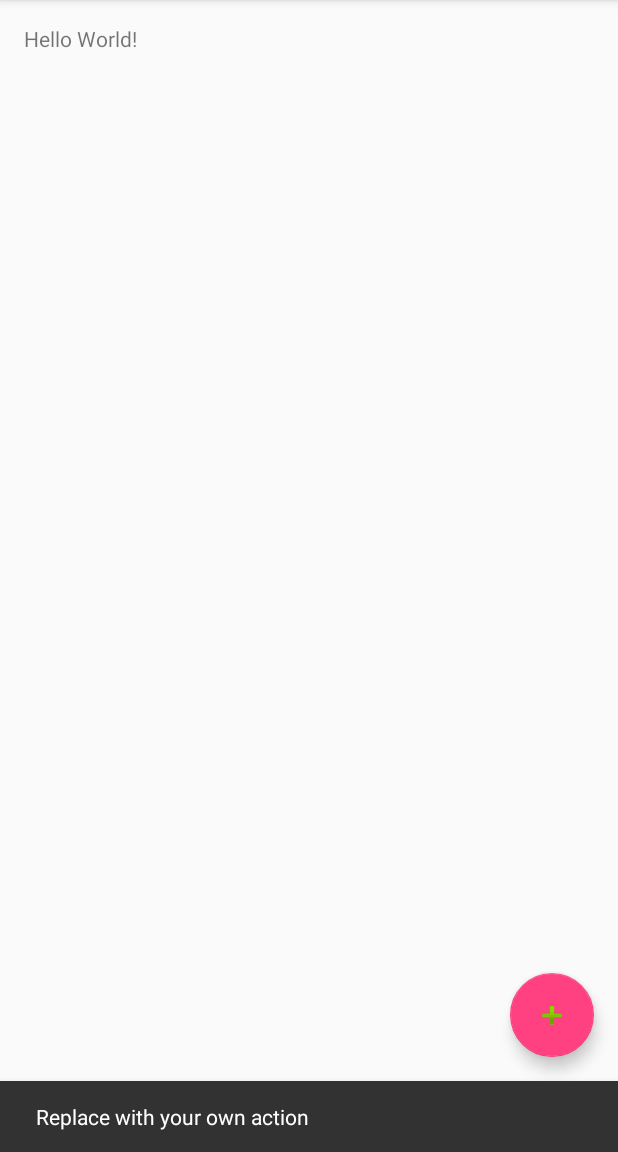
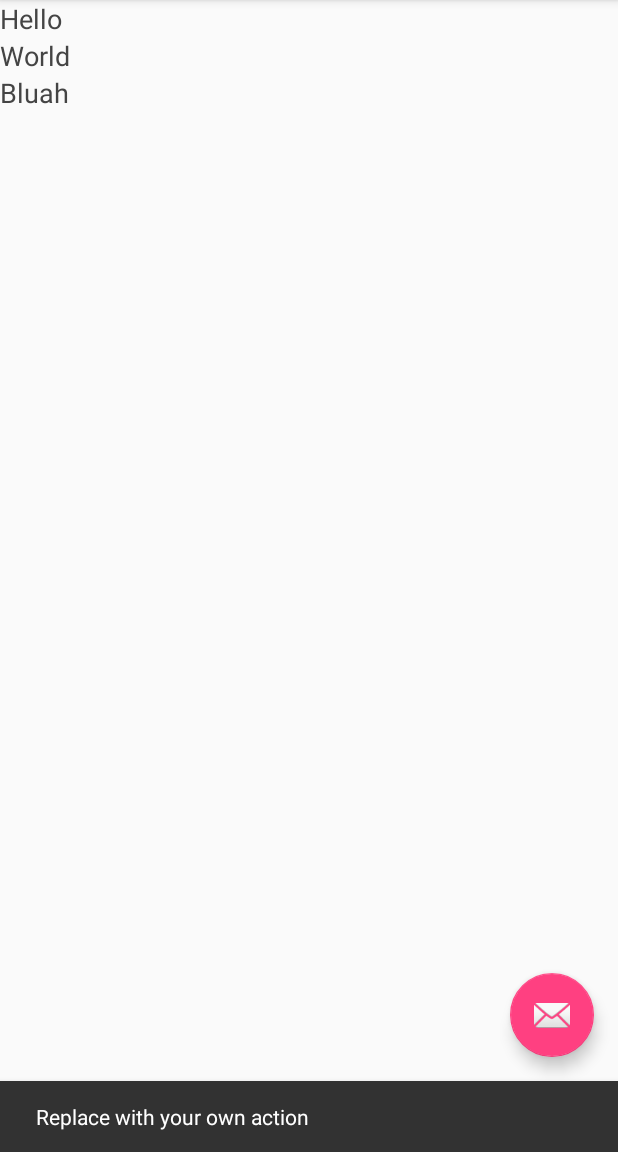
Before and after one commit to drew-smithies/BatTextR, an Android app: the screen it shows after launch (MainActivity), after a tap on an icon or button, on a phone screen of 412 x 824 dp, the part 84-1236 px from its top. Run offline under Robolectric (Android 15) with nearby library versions, the phone set to English and light mode, and no system bars.

Commit message:
Added recycler view with text views

```diff
--- a/app/build.gradle
+++ b/app/build.gradle
@@ -27,4 +27,6 @@ dependencies {
     compile 'com.android.support:appcompat-v7:25.1.1'
     compile 'com.android.support:design:25.1.1'
     testCompile 'junit:junit:4.12'
+    compile 'com.android.support:cardview-v7:25.1.1'
+    compile 'com.android.support:recyclerview-v7:25.1.1'
 }
--- /dev/null
+++ b/app/src/main/java/com/unlimited/penguins/battextr/AlertRecyclerAdapter.java
@@ -0,0 +1,58 @@
+package com.unlimited.penguins.battextr;
+
+import android.support.v7.widget.RecyclerView;
+import android.view.LayoutInflater;
+import android.view.ViewGroup;
+import android.widget.TextView;
+
+/**
+ * Created by Drew on 2/19/2017.
+ */
+
+public class AlertRecyclerAdapter extends RecyclerView.Adapter<AlertRecyclerAdapter.ViewHolder> {
+    private String[] mDataset;
+
+    // Provide a reference to the views for each data item
+    // Complex data items may need more than one view per item, and
+    // you provide access to all the views for a data item in a view holder
+    public static class ViewHolder extends RecyclerView.ViewHolder {
+        // each data item is just a string in this case
+        public TextView mTextView;
+        public ViewHolder(TextView v) {
+            super(v);
+            mTextView = v;
+        }
+    }
+
+    // Provide a suitable constructor (depends on the kind of dataset)
+    public AlertRecyclerAdapter(String[] myDataset) {
+        mDataset = myDataset;
+    }
+
+    // Create new views (invoked by the layout manager)
+    @Override
+    public AlertRecyclerAdapter.ViewHolder onCreateViewHolder(ViewGroup parent,
+                                                   int viewType) {
+        // create a new view
+        TextView v = (TextView) LayoutInflater.from(parent.getContext())
+                .inflate(R.layout.alert_card_text, parent, false);
+        // set the view's size, margins, paddings and layout parameters
+        ViewHolder vh = new ViewHolder(v);
+        return vh;
+    }
+
+    // Replace the contents of a view (invoked by the layout manager)
+    @Override
+    public void onBindViewHolder(ViewHolder holder, int position) {
+        // - get element from your dataset at this position
+        // - replace the contents of the view with that element
+        holder.mTextView.setText(mDataset[position]);
+
+    }
+
+    // Return the size of your dataset (invoked by the layout manager)
+    @Override
+    public int getItemCount() {
+        return mDataset.length;
+    }
+}
--- a/app/src/main/java/com/unlimited/penguins/battextr/MainActivity.java
+++ b/app/src/main/java/com/unlimited/penguins/battextr/MainActivity.java
@@ -1,23 +1,55 @@
 package com.unlimited.penguins.battextr;
 
+import android.app.FragmentManager;
+import android.app.FragmentTransaction;
 import android.os.Bundle;
 import android.support.design.widget.FloatingActionButton;
 import android.support.design.widget.Snackbar;
 import android.support.v7.app.AppCompatActivity;
+import android.support.v7.widget.LinearLayoutManager;
+import android.support.v7.widget.RecyclerView;
 import android.support.v7.widget.Toolbar;
 import android.view.View;
 import android.view.Menu;
 import android.view.MenuItem;
 
 public class MainActivity extends AppCompatActivity {
+    private RecyclerView mRecyclerView;
+    private RecyclerView.Adapter mAdapter;
+    private RecyclerView.LayoutManager mLayoutManager;
+    private static String[] myDataset = new String[3];
+
 
     @Override
     protected void onCreate(Bundle savedInstanceState) {
         super.onCreate(savedInstanceState);
         setContentView(R.layout.activity_main);
+
+        // Test data
+        myDataset[0] = "Hello";
+        myDataset[1] = "World";
+        myDataset[2] = "Bluah";
+
+        // Setup recycler view
+        mRecyclerView = (RecyclerView) findViewById(R.id.my_recycler_view);
+
+        // use this setting to improve performance if you know that changes
+        // in content do not change the layout size of the RecyclerView
+        mRecyclerView.setHasFixedSize(false);
+
+        // use a linear layout manager
+        mLayoutManager = new LinearLayoutManager(this);
+        mRecyclerView.setLayoutManager(mLayoutManager);
+
+        // specify an adapter (see also next example)
+        mAdapter = new AlertRecyclerAdapter(myDataset);
+        mRecyclerView.setAdapter(mAdapter);
+
+        // Toolbar
         Toolbar toolbar = (Toolbar) findViewById(R.id.toolbar);
         setSupportActionBar(toolbar);
 
+        // Floating action bar
         FloatingActionButton fab = (FloatingActionButton) findViewById(R.id.fab);
         fab.setOnClickListener(new View.OnClickListener() {
             @Override
--- a/app/src/main/res/layout/activity_main.xml
+++ b/app/src/main/res/layout/activity_main.xml
@@ -29,6 +29,6 @@
         android:layout_height="wrap_content"
         android:layout_gravity="bottom|end"
         android:layout_margin="@dimen/fab_margin"
-        app:srcCompat="@android:drawable/ic_input_add" />
+        app:srcCompat="@android:drawable/ic_dialog_email" />
 
 </android.support.design.widget.CoordinatorLayout>
--- /dev/null
+++ b/app/src/main/res/layout/alert_card_text.xml
@@ -0,0 +1,10 @@
+<?xml version="1.0" encoding="utf-8"?>
+<TextView xmlns:android="http://schemas.android.com/apk/res/android"
+    xmlns:tools="http://schemas.android.com/tools"
+    android:id="@+id/cardText"
+    android:layout_width="match_parent"
+    android:layout_height="wrap_content"
+    android:textColor="#444"
+    android:textSize="18dp">
+
+</TextView>
--- a/app/src/main/res/layout/content_main.xml
+++ b/app/src/main/res/layout/content_main.xml
@@ -1,9 +1,13 @@
-<fragment xmlns:android="http://schemas.android.com/apk/res/android"
-    xmlns:app="http://schemas.android.com/apk/res-auto"
-    xmlns:tools="http://schemas.android.com/tools"
-    android:id="@+id/fragment"
-    android:name="com.unlimited.penguins.battextr.MainActivityFragment"
-    android:layout_width="match_parent"
+<!-- A RecyclerView with some commonly used attributes -->
+<RelativeLayout
+    xmlns:android="http://schemas.android.com/apk/res/android"
     android:layout_height="match_parent"
-    app:layout_behavior="@string/appbar_scrolling_view_behavior"
-    tools:layout="@layout/fragment_main" />
+    android:layout_width="match_parent">
+
+    <android.support.v7.widget.RecyclerView
+        android:id="@+id/my_recycler_view"
+        android:scrollbars="vertical"
+        android:layout_height="match_parent"
+        android:layout_width="match_parent"
+        android:layout_marginTop="?attr/actionBarSize" />
+</RelativeLayout>
--- a/app/src/main/res/layout/fragment_main.xml
+++ b/app/src/main/res/layout/fragment_main.xml
@@ -11,9 +11,4 @@
     tools:context="com.unlimited.penguins.battextr.MainActivityFragment"
     tools:showIn="@layout/activity_main">
 
-    <TextView
-        android:layout_width="wrap_content"
-        android:layout_height="wrap_content"
-        android:text="Hello World!" />
-
 </RelativeLayout>
```
Also changed, not shown: app/src/main/java/com/unlimited/penguins/battextr/AlertCardFragment.java (added, +22 -0 lines), app/src/main/res/layout/alert_card.xml (added, +21 -0 lines), app/src/main/res/layout/fragment_alert_card.xml (added, +10 -0 lines).
